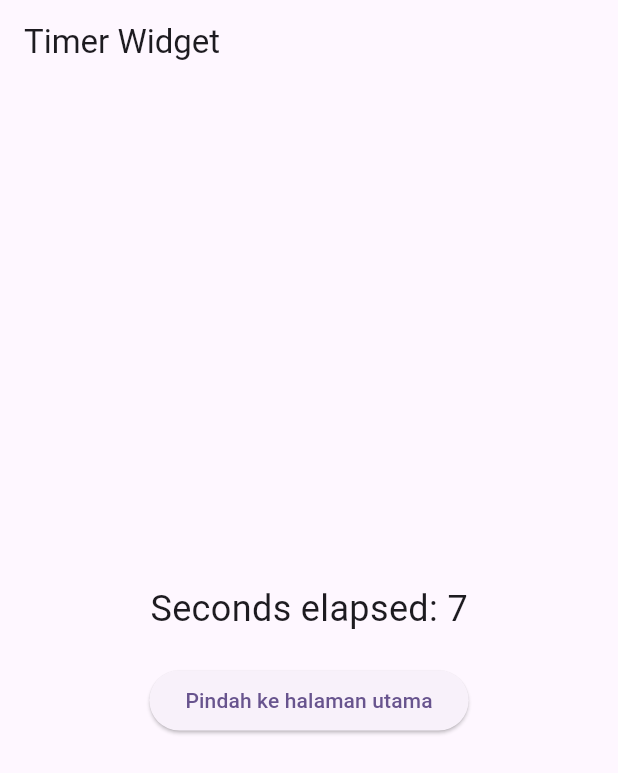
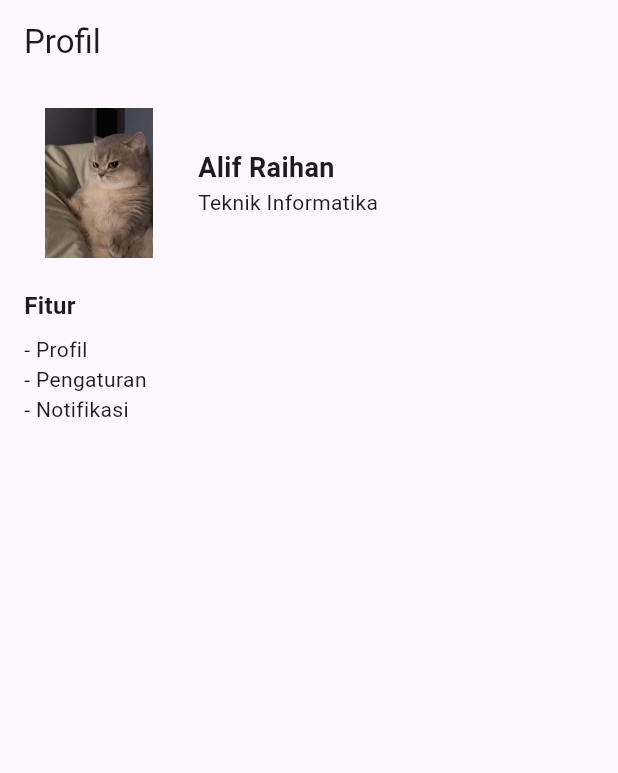
Before and after one commit to arfpalif/layoutFlutter, a Flutter app: the screen it shows after launch, on a phone screen of 412 x 824 dp. Shown: the top 773 px of the screen. Run offline on Flutter 3.47's test engine with Material 3 defaults, Android fonts, the phone set to English and light mode, and no system bars.

Commit message:
tambah nestedLayout

```diff
--- a/lib/lifecycle.dart
+++ b/lib/lifecycle.dart
@@ -73,7 +73,6 @@ class _TimerWidgetState extends State<TimerWidget> {
             }, child: Text( 'Pindah ke halaman utama')),
           ],
         ),
-
       ),
       )
     );
--- a/lib/main.dart
+++ b/lib/main.dart
@@ -1,5 +1,6 @@
 import 'package:flutter/material.dart';
 import 'package:modul3/lifecycle.dart';
+import 'package:modul3/nestedLayout.dart';
 
 void main() {
   runApp(const MyApp());
@@ -16,7 +17,7 @@ class MyApp extends StatelessWidget {
       theme: ThemeData(
         colorScheme: ColorScheme.fromSeed(seedColor: Colors.deepPurple),
       ),
-      home: TimerWidget(),
+      home: Nestedlayout(),
     );
   }
 }
--- /dev/null
+++ b/lib/nestedLayout.dart
@@ -0,0 +1,71 @@
+import 'package:flutter/material.dart';
+
+class Nestedlayout extends StatefulWidget {
+  const Nestedlayout({super.key});
+
+  @override
+  State<Nestedlayout> createState() => _NestedlayoutState();
+
+
+}
+
+class _NestedlayoutState extends State<Nestedlayout> {
+  void didChangeDependencies(){
+    super.didChangeDependencies();
+    print('ini didChangeDependencies di Nested Layout');
+  }
+
+
+  @override
+  Widget build(BuildContext context) {
+    return Scaffold(
+  appBar: AppBar(title: Text("Profil")),
+  body: Padding(
+    padding: EdgeInsets.all(16),
+    child: Column(
+      children: [
+        Row(
+          children: [
+            Image(image: AssetImage('assets/kucing.png'), width: 100, height: 100),
+            SizedBox(width: 16),
+            Column(
+              crossAxisAlignment: CrossAxisAlignment.start,
+              children: [
+                Text("Alif Raihan", style: TextStyle(fontSize: 18, fontWeight: FontWeight.bold)),
+                Text("Teknik Informatika"),
+              ],
+            ),
+          ],
+        ),
+        SizedBox(height: 20),
+        Row(
+          children: [
+            Expanded(
+              child: Column(
+                crossAxisAlignment: CrossAxisAlignment.start,
+                children: [
+                  Text("Fitur", style: TextStyle(fontSize: 16, fontWeight: FontWeight.bold)),
+                  SizedBox(height: 8),
+                  Row(
+                    children: [
+                      Column(
+                        crossAxisAlignment: CrossAxisAlignment.start,
+                        children: [
+                          Text("- Profil"),
+                          Text("- Pengaturan"),
+                          Text("- Notifikasi"),
+                        ],
+                      ),
+                    ],
+                  ),
+                ]
+              ),
+          ),
+          ],
+        ),
+      ],
+    ),
+  ),
+);
+  }
+}
--- a/pubspec.yaml
+++ b/pubspec.yaml
@@ -56,7 +56,8 @@ flutter:
   # included with your application, so that you can use the icons in
   # the material Icons class.
   uses-material-design: true
-
+  assets:
+    - assets/kucing.png
   # To add assets to your application, add an assets section, like this:
   # assets:
   #   - images/a_dot_burr.jpeg
```
Also changed, not shown: assets/kucing.png (added).
